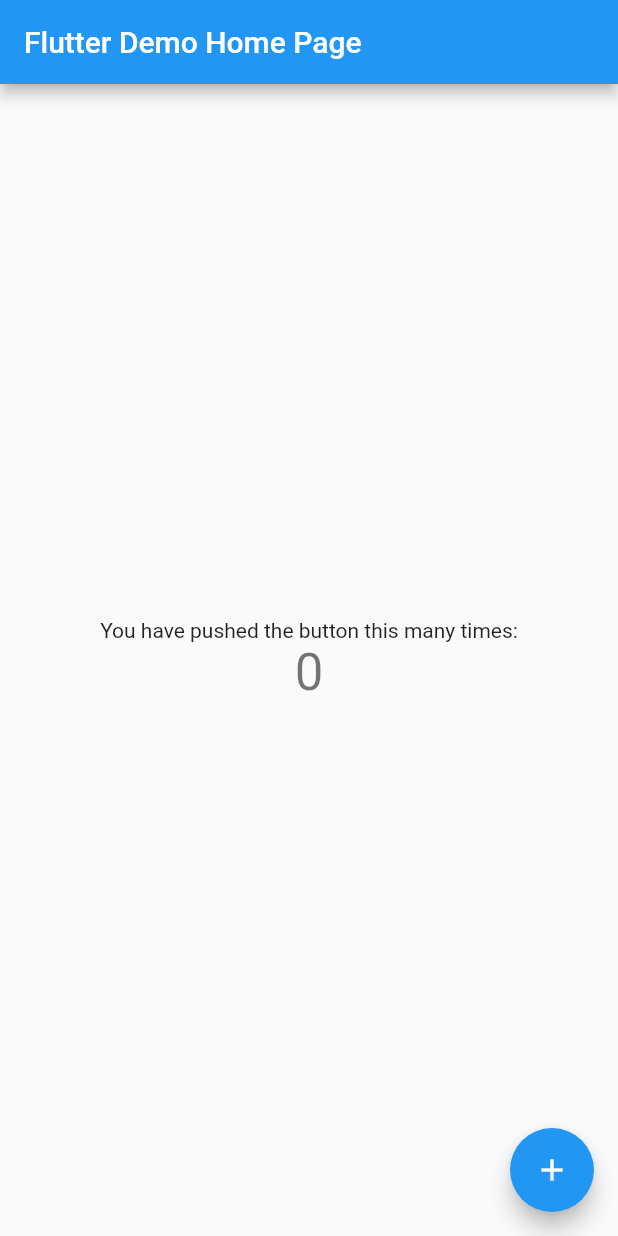
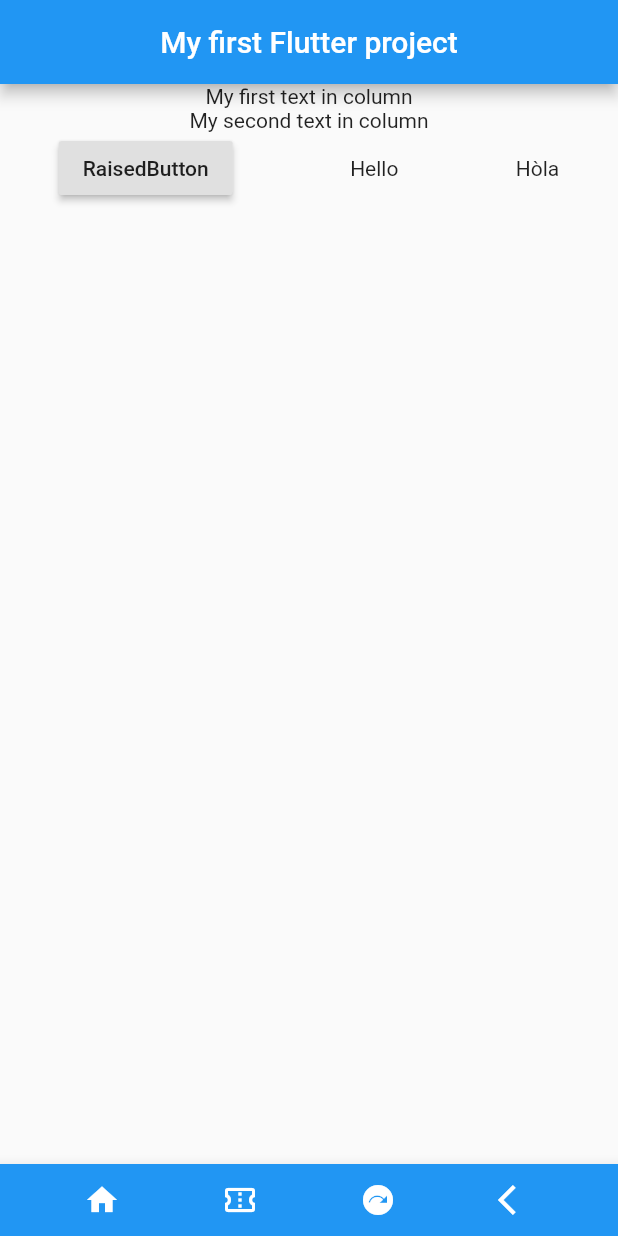
Before and after one commit to Aphideth/flutter_training, a Flutter app: the screen it shows after launch, on a phone screen of 412 x 824 dp. Run offline on Flutter 3.47's test engine with Material 2 defaults, Android fonts, the phone set to English and light mode, and no system bars.

Commit message:
add routes

```diff
--- a/lib/main.dart
+++ b/lib/main.dart
@@ -1,67 +1,117 @@
 import 'package:flutter/material.dart';
+import 'second_page.dart';
+import 'container_page.dart';
+import 'image_page.dart';
 
 void main() {
-  runApp(const MyApp());
+  runApp(MyApp());
 }
 
-class MyApp extends StatelessWidget {
-  const MyApp({Key? key}) : super(key: key);
+//First StatefullWidget with the MaterialApp
+class MyApp extends StatefulWidget {
+  @override
+  State<MyApp> createState() => _MyAppState();
+}
 
+class _MyAppState extends State<MyApp> {
   @override
   Widget build(BuildContext context) {
     return MaterialApp(
-      title: 'Flutter Demo',
-      theme: ThemeData(
-        primarySwatch: Colors.blue,
-      ),
-      home: const MyHomePage(title: 'Flutter Demo Home Page'),
+      debugShowCheckedModeBanner: false, //disable Debug banner
+      home: MyScaffoldWidget(), //appel du 2eme StatefullWidget
+      routes: {
+        SecondPage.routeName: (_) => SecondPage(),
+        ContainerPage.routeName: (_) => ContainerPage(),
+        ImagePage.routeName: (_) => ImagePage(),
+      },
     );
   }
 }
 
-class MyHomePage extends StatefulWidget {
-  const MyHomePage({Key? key, required this.title}) : super(key: key);
-
-  final String title;
+//Second StatefullWidget
+class MyScaffoldWidget extends StatefulWidget {
+  MyScaffoldWidget({Key? key}) : super(key: key);
 
   @override
-  State<MyHomePage> createState() => _MyHomePageState();
+  State<MyScaffoldWidget> createState() => _MyScaffoldWidgetState();
 }
 
-class _MyHomePageState extends State<MyHomePage> {
-  int _counter = 0;
-
-  void _incrementCounter() {
-    setState(() {
-      _counter++;
-    });
-  }
+class _MyScaffoldWidgetState extends State<MyScaffoldWidget> {
+//Variables & function
+  bool myNewButton = false;
+  String myText = "Hello";
 
   @override
   Widget build(BuildContext context) {
     return Scaffold(
       appBar: AppBar(
-        title: Text(widget.title),
+        centerTitle: true,
+        title: Text("My first Flutter project"),
       ),
-      body: Center(
-        child: Column(
-          mainAxisAlignment: MainAxisAlignment.center,
-          children: <Widget>[
-            const Text(
-              'You have pushed the button this many times:',
+      body: Column(
+        crossAxisAlignment: CrossAxisAlignment.center,
+        mainAxisAlignment: MainAxisAlignment.start,
+        children: [
+          Text("My first text in column"),
+          Text("My second text in column"),
+          Row(
+            mainAxisAlignment: MainAxisAlignment.spaceAround,
+            children: [
+              RaisedButton(
+                onPressed: () {
+                  setState(() {
+                    //set State
+                    myNewButton = !myNewButton;
+                  });
+                },
+                child: Text("RaisedButton"),
+              ),
+              Text(myNewButton ? "Hi" : myText), //ternaire
+              Text(myNewButton ? myText : "Hòla"),
+            ],
+          )
+        ],
+      ),
+      bottomNavigationBar: BottomAppBar(
+        color: Colors.blue,
+        child: Row(
+          children: [
+            Spacer(),
+            IconButton(
+              icon: Icon(Icons.home, color: Colors.white),
+              onPressed: () {
+                print("Button pressed");
+              },
             ),
-            Text(
-              '$_counter',
-              style: Theme.of(context).textTheme.headline4,
+            Spacer(),
+            IconButton(
+              icon:
+                  Icon(Icons.confirmation_number_outlined, color: Colors.white),
+              onPressed: () {
+                Navigator.of(context).pushNamed(SecondPage.routeName);
+              },
             ),
+            Spacer(),
+            IconButton(
+              icon: Icon(Icons.next_plan_sharp, color: Colors.white),
+              onPressed: () {
+                Navigator.of(context).pushNamed(ImagePage.routeName);
+              },
+            ),
+            Spacer(),
+            IconButton(
+              icon: Icon(Icons.arrow_back_ios, color: Colors.white),
+              onPressed: () {
+                Navigator.of(context).pushNamed(ContainerPage.routeName);
+              },
+            ),
+            Spacer(),
           ],
         ),
-      ),
-      floatingActionButton: FloatingActionButton(
-        onPressed: _incrementCounter,
-        tooltip: 'Increment',
-        child: const Icon(Icons.add),
       ),
     );
   }
 }
+// onPressed:() {
+// Navigator.of(context).pushNamed(SecondPage.routeName);
+// },
--- /dev/null
+++ b/lib/second_page.dart
@@ -0,0 +1,13 @@
+import 'package:flutter/material.dart';
+
+class SecondPage extends StatelessWidget {
+  static const routeName = "second_page";
+  @override
+  Widget build(BuildContext context) {
+    return Scaffold(
+      appBar: AppBar(
+        title: Text("Second Page"),
+      ),
+    );
+  }
+}
```
Also changed, not shown: lib/container_page.dart (added, +26 -0 lines), lib/image_page.dart (added, +20 -0 lines), pubspec.yaml (+3 -5 lines), images/linkedin.png (added).
